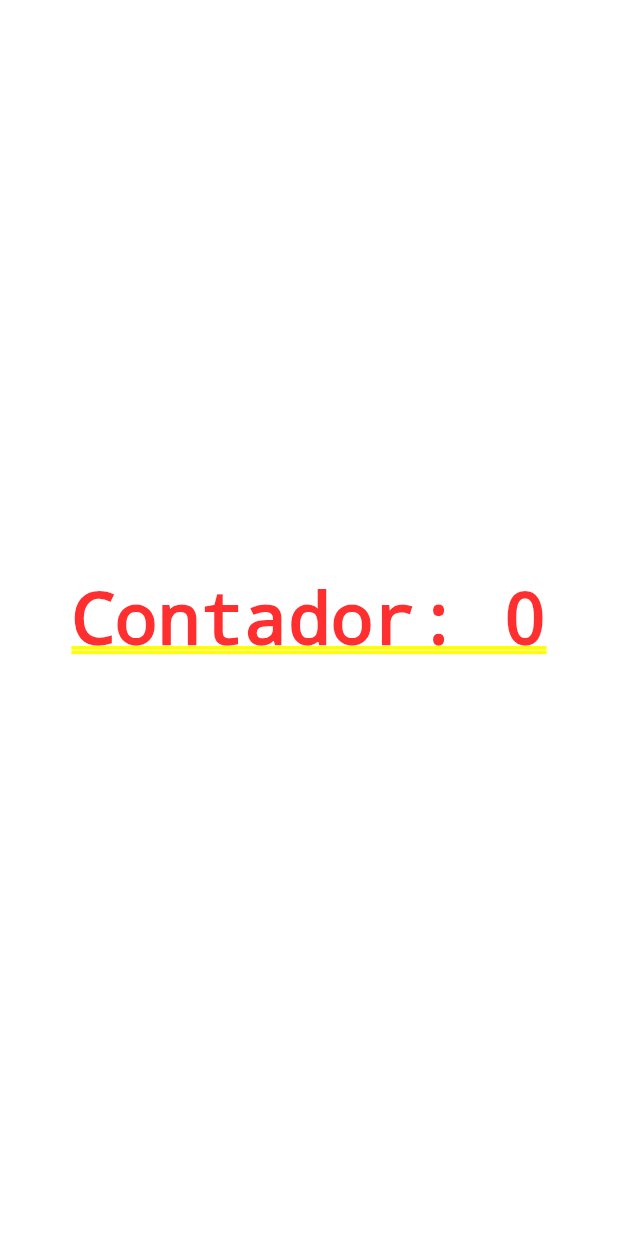
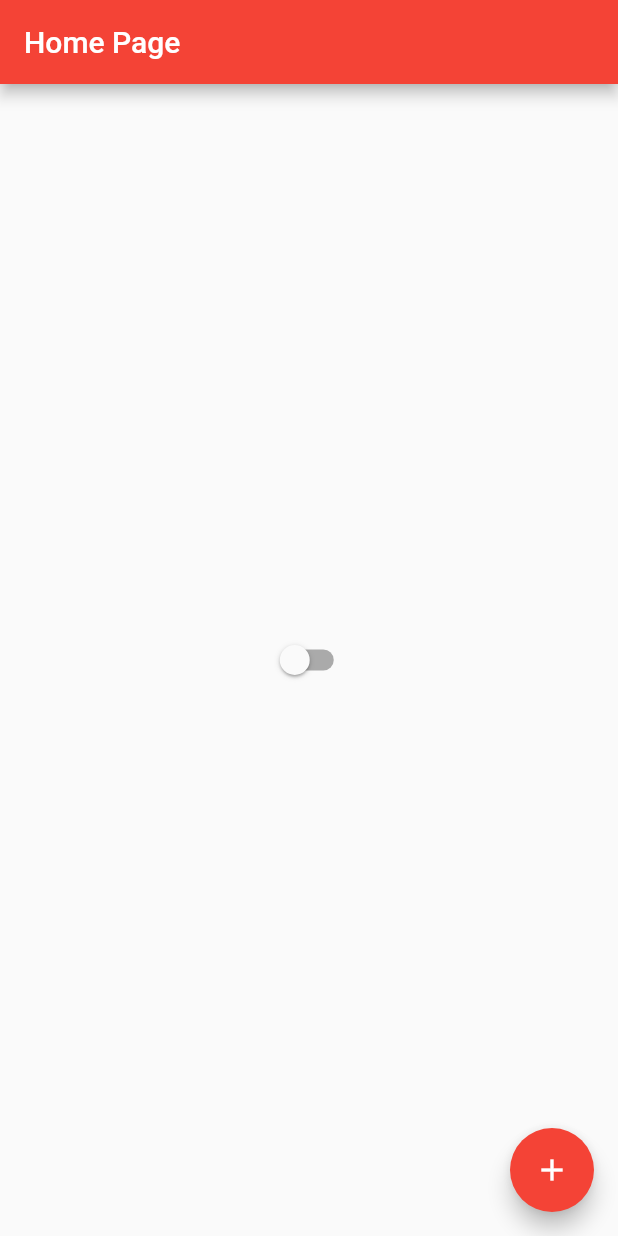
Before and after one commit to DiegoPlaninscheck/first_project_flutter, a Flutter app: the screen it shows after launch, on a phone screen of 412 x 824 dp. Run offline on Flutter 3.47's test engine with Material 2 defaults, Android fonts, the phone set to English and light mode, and no system bars.

Commit message:
feat: mudando de tema
trabalhando com mudança de estado para deixar em modo claro ou escuro

```diff
--- /dev/null
+++ b/lib/app_controller.dart
@@ -0,0 +1,12 @@
+import 'package:flutter/material.dart';
+
+class AppController extends ChangeNotifier {
+  static AppController instance = AppController();
+
+  bool isDarktheme = false;
+
+  changeTheme() {
+    isDarktheme = !isDarktheme;
+    notifyListeners();
+  }
+}
--- a/lib/app_widget.dart
+++ b/lib/app_widget.dart
@@ -1,13 +1,23 @@
 import 'package:flutter/material.dart';
+import 'package:flutter_project/app_controller.dart';
 
 import 'home_page.dart';
 
 class MyApp extends StatelessWidget {
   @override
   Widget build(BuildContext context) {
-    return MaterialApp(
-      theme: ThemeData(primarySwatch: Colors.red),
-      home: HomePage(),
+    return AnimatedBuilder(
+      animation: AppController.instance,
+      builder: (BuildContext context, Widget? child) {
+        return MaterialApp(
+          theme: ThemeData(
+              primarySwatch: Colors.red,
+              brightness: AppController.instance.isDarktheme
+                  ? Brightness.dark
+                  : Brightness.light),
+          home: HomePage(),
+        );
+      },
     );
   }
 }
--- a/lib/home_page.dart
+++ b/lib/home_page.dart
@@ -1,4 +1,7 @@
+import 'dart:ui';
+
 import 'package:flutter/material.dart';
+import 'package:flutter_project/app_controller.dart';
 
 class HomePage extends StatefulWidget {
   @override
@@ -12,16 +15,26 @@ class HomePageState extends State<HomePage> {
 
   @override
   Widget build(BuildContext context) {
-    return Container(
-      child: Center(
-          child: GestureDetector(
-        child: Text('Contador: $counter'),
-        onTap: () {
+    return Scaffold(
+      appBar: AppBar(
+        title: Text('Home Page'),
+      ),
+      body: Center(
+        child: Switch(
+          value: AppController.instance.isDarktheme,
+          onChanged: (value) {
+            AppController.instance.changeTheme();
+          },
+        ),
+      ),
+      floatingActionButton: FloatingActionButton(
+        child: Icon(Icons.add),
+        onPressed: () {
           setState(() {
             counter++;
           });
         },
-      )),
+      ),
     );
   }
 }
```
